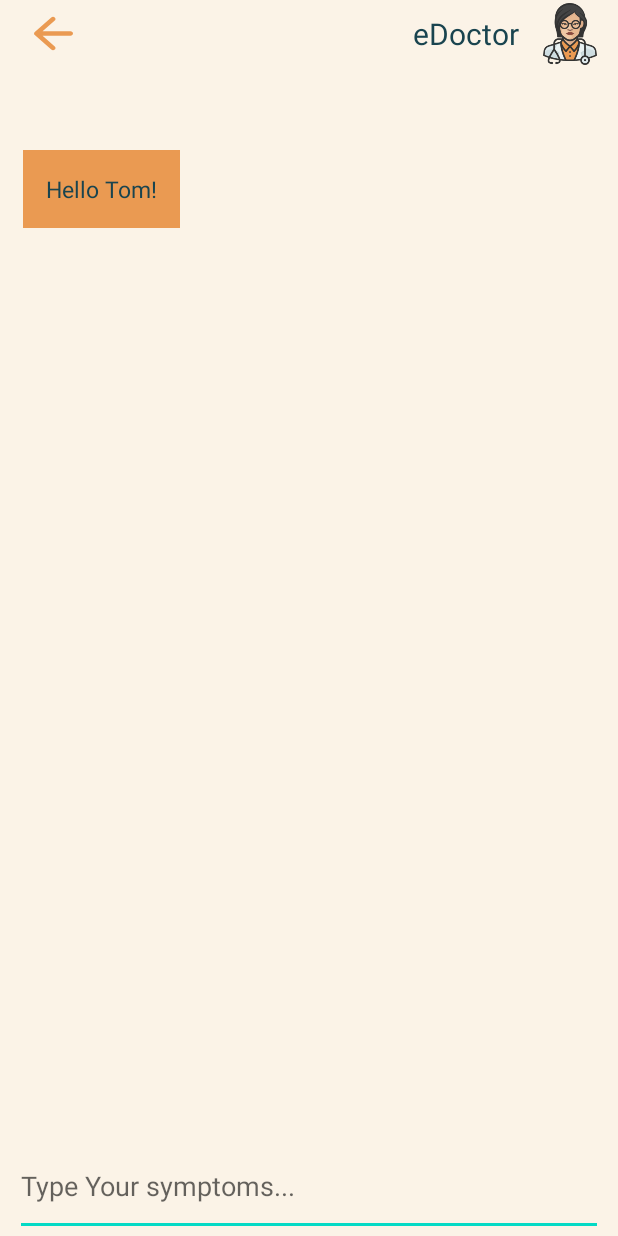
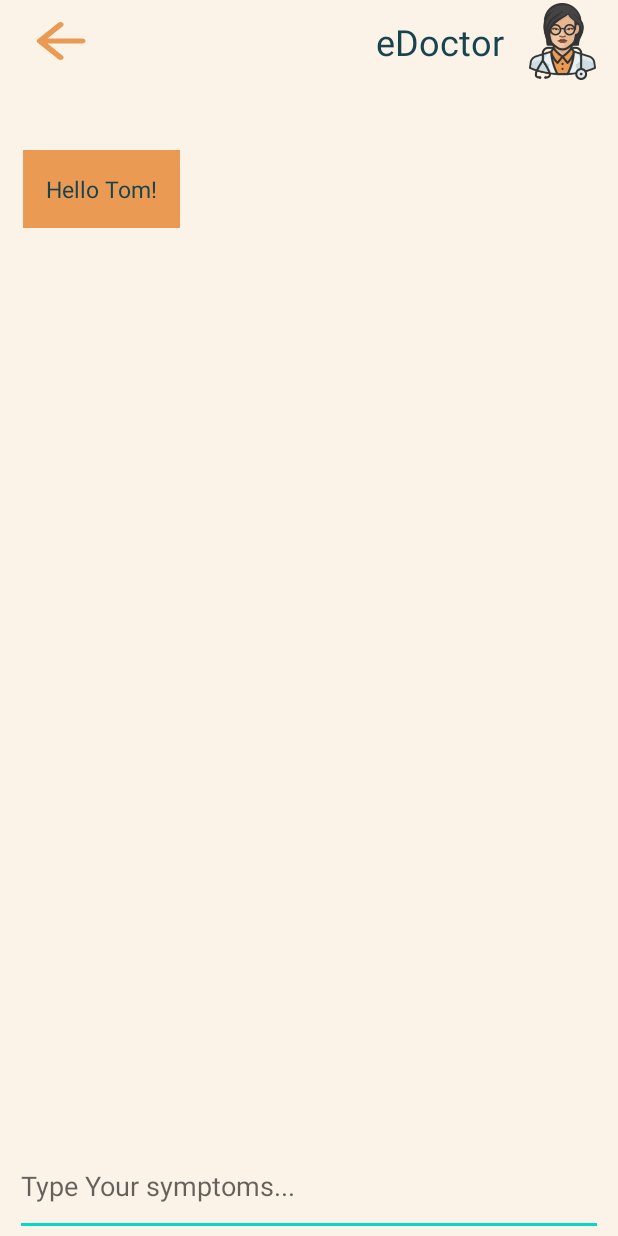
Before and after one commit to JuliaSzymanska/Self-Diagnosis, an Android app: the screen it shows after launch (MainActivity), on a phone screen of 412 x 824 dp. Run offline under Robolectric (Android 15) with nearby library versions, the phone set to English and light mode, and no system bars.

Commit message:
Changed size of top bar images

```diff
--- a/Self-Diagnosis/app/src/main/res/layout/top_of_chat.xml
+++ b/Self-Diagnosis/app/src/main/res/layout/top_of_chat.xml
@@ -8,8 +8,8 @@
 
     <Button
         android:id="@+id/back"
-        android:layout_width="40dp"
-        android:layout_height="35dp"
+        android:layout_width="50dp"
+        android:layout_height="40dp"
         android:layout_alignParentStart="true"
         android:layout_centerVertical="true"
         android:layout_marginStart="15dp"
@@ -17,8 +17,8 @@
 
     <ImageView
         android:id="@+id/doctor"
-        android:layout_width="45sp"
-        android:layout_height="45sp"
+        android:layout_width="55sp"
+        android:layout_height="55sp"
         android:layout_alignParentEnd="true"
         android:layout_centerVertical="true"
         android:padding="2dp"
@@ -34,5 +34,5 @@
         android:layout_toStartOf="@+id/doctor"
         android:text="@string/edoctor"
         android:textColor="#19444F"
-        android:textSize="20sp" />
+        android:textSize="24sp" />
 </RelativeLayout>
```
Also changed, not shown: Self-Diagnosis/app/src/main/res/layout/menu_top_bar.xml (+5 -5 lines).
